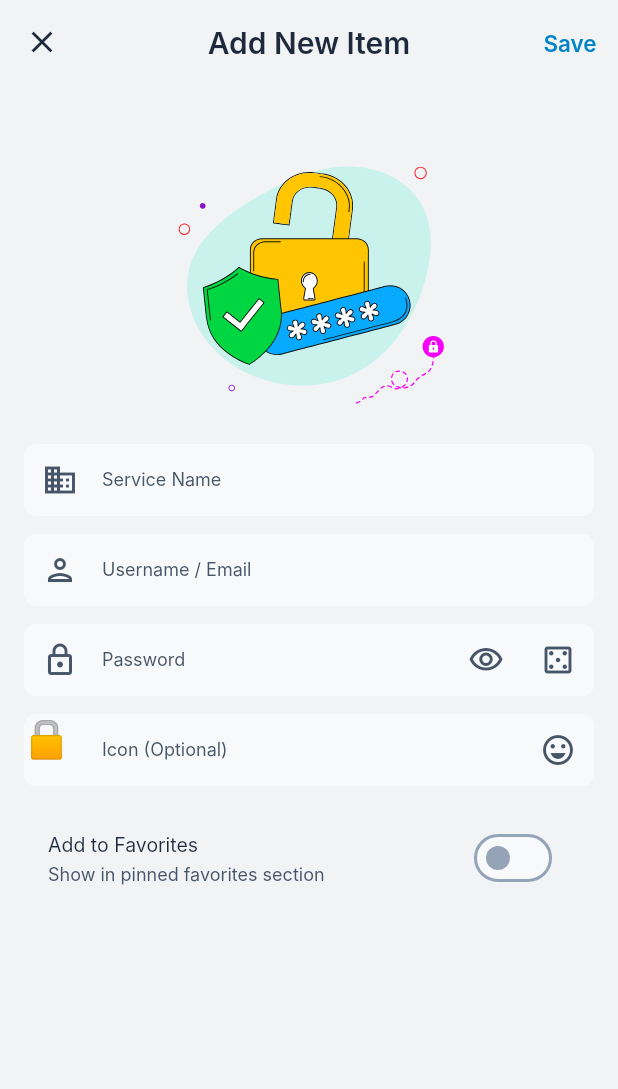
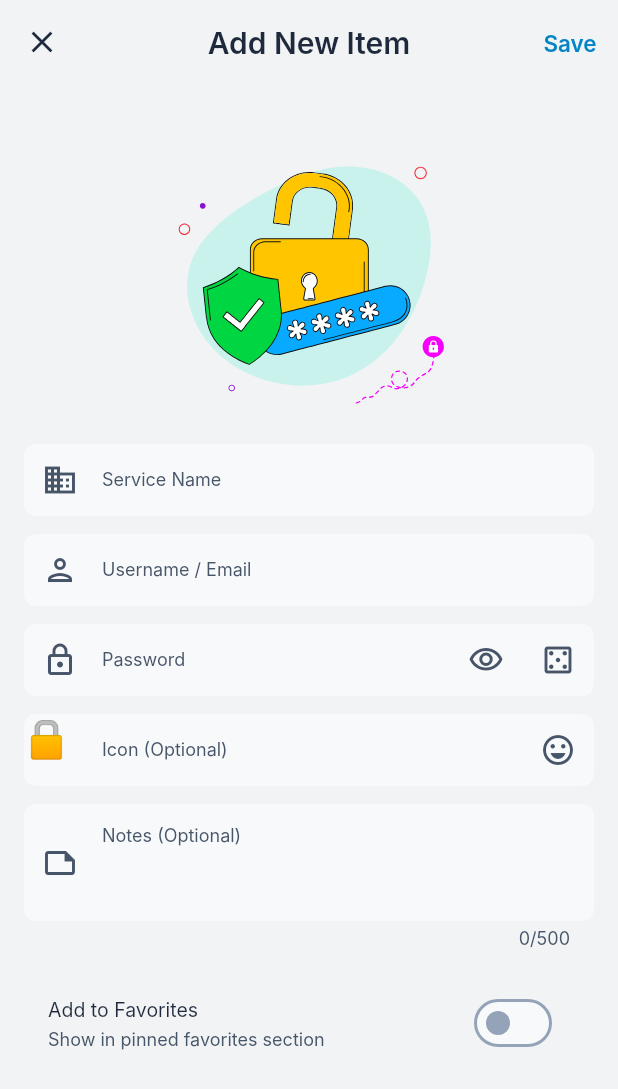
Before and after one commit to Dev-furqan-01/PassBox, a Flutter app: the VaultScreen screen opened directly, after a tap on "NEW ITEM", on a phone screen of 412 x 824 dp. Shown: the top 1089 px of the screen. Run offline on Flutter 3.47's test engine with Material 3 defaults, Android fonts, the phone set to English and light mode, and no system bars; our stand-ins replace cloud_firestore, firebase_auth, firebase_core, google_mobile_ads, local_auth, lottie and 1 more; accounts and stored records are empty; network calls fail; Roboto replaces fonts that are missing (Inter); project files that could hold a hidden picture were left out.

Commit message:
Fix mobile application issue

```diff
--- a/lib/core/services/admob_service.dart
+++ b/lib/core/services/admob_service.dart
@@ -1,4 +1,3 @@
-import 'package:flutter/foundation.dart';
 import 'package:flutter/material.dart';
 import 'package:google_mobile_ads/google_mobile_ads.dart';
 
@@ -19,28 +18,17 @@ class AdMobService extends ChangeNotifier {
   static const String vaultBannerSlot = 'vault';
   static const String generateBannerSlot = 'generate';
 
-  // Test ad unit IDs (use during development)
-  static const String _testInterstitialAdUnitId = 'ca-app-pub-3940256099942544/1033173712';
-  static const String _testBannerAdUnitId = 'ca-app-pub-3940256099942544/6300978111';
-
   // Production ad unit IDs
-  static const String _productionInterstitialAdUnitId = 'ca-app-pub-4348379947126050/2436009846';
-  static const String _productionVaultBannerAdUnitId = 'ca-app-pub-4348379947126050/1314499862';
-  static const String _productionGenerateBannerAdUnitId = 'ca-app-pub-4348379947126050/7688336521';
-
-  // Current ad unit IDs (test IDs in debug, production IDs in release)
-  static String get _interstitialAdUnitId =>
-      kReleaseMode ? _productionInterstitialAdUnitId : _testInterstitialAdUnitId;
+  static const String _interstitialAdUnitId = 'ca-app-pub-4348379947126050/2436009846';
+  static const String _vaultBannerAdUnitId = 'ca-app-pub-4348379947126050/1314499862';
+  static const String _generateBannerAdUnitId = 'ca-app-pub-4348379947126050/7688336521';
 
   static String _bannerAdUnitIdFor(String slot) {
-    if (!kReleaseMode) return _testBannerAdUnitId;
     switch (slot) {
-      case vaultBannerSlot:
-        return _productionVaultBannerAdUnitId;
       case generateBannerSlot:
-        return _productionGenerateBannerAdUnitId;
+        return _generateBannerAdUnitId;
       default:
-        return _productionVaultBannerAdUnitId;
+        return _vaultBannerAdUnitId;
     }
   }
 
--- a/lib/features/vault/add_item_screen.dart
+++ b/lib/features/vault/add_item_screen.dart
@@ -24,6 +24,7 @@ class _AddItemScreenState extends State<AddItemScreen> {
   final _usernameController = TextEditingController();
   final _passwordController = TextEditingController();
   final _iconController = TextEditingController();
+  final _notesController = TextEditingController();
 
   bool _isFavorite = false;
   bool _isLoading = false;
@@ -38,6 +39,7 @@ class _AddItemScreenState extends State<AddItemScreen> {
       _usernameController.text = widget.vaultToEdit!.username;
       _passwordController.text = widget.vaultToEdit!.password;
       _iconController.text = widget.vaultToEdit!.icon ?? '';
+      _notesController.text = widget.vaultToEdit!.notes ?? '';
       _isFavorite = widget.vaultToEdit!.isFavorite;
     }
   }
@@ -48,6 +50,7 @@ class _AddItemScreenState extends State<AddItemScreen> {
     _usernameController.dispose();
     _passwordController.dispose();
     _iconController.dispose();
+    _notesController.dispose();
     super.dispose();
   }
 
@@ -78,6 +81,7 @@ class _AddItemScreenState extends State<AddItemScreen> {
           password: _passwordController.text,
           icon: _iconController.text.trim().isEmpty ? null : _iconController.text.trim(),
           isFavorite: _isFavorite,
+          notes: _notesController.text.trim(),
         );
       } else {
         // Create new vault
@@ -88,6 +92,7 @@ class _AddItemScreenState extends State<AddItemScreen> {
           icon: _iconController.text.trim().isEmpty ? null : _iconController.text.trim(),
           isFavorite: _isFavorite,
           version: 1,
+          notes: _notesController.text.trim(),
         );
       }
 
@@ -182,6 +187,8 @@ class _AddItemScreenState extends State<AddItemScreen> {
                 _buildPasswordField(context),
                 const SizedBox(height: AppSpacing.spaceMd),
                 _buildIconField(context),
+                const SizedBox(height: AppSpacing.spaceMd),
+                _buildNotesField(context),
                 const SizedBox(height: AppSpacing.spaceMd),
                 _buildToggleOptions(context),
                 const SizedBox(height: AppSpacing.spaceXl),
@@ -482,6 +489,43 @@ class _AddItemScreenState extends State<AddItemScreen> {
     );
   }
 
+  Widget _buildNotesField(BuildContext context) {
+    final theme = Theme.of(context);
+    return TextFormField(
+      controller: _notesController,
+      minLines: 3,
+      maxLines: 5,
+      maxLength: 500,
+      style: AppTextStyles.bodyMd.copyWith(color: theme.colorScheme.onSurface),
+      decoration: InputDecoration(
+        labelText: 'Notes (Optional)',
+        hintText: 'Add any notes about this item',
+        prefixIcon: const Icon(Icons.note_outlined),
+        alignLabelWithHint: true,
+        labelStyle: AppTextStyles.bodySm.copyWith(
+          color: theme.colorScheme.onSurfaceVariant,
+        ),
+        hintStyle: AppTextStyles.bodySm.copyWith(
+          color: theme.colorScheme.onSurfaceVariant.withOpacity(0.5),
+        ),
+        filled: true,
+        fillColor: theme.colorScheme.surfaceContainer,
+        border: OutlineInputBorder(
+          borderRadius: AppBorderRadius.defaultRadiusBorder,
+          borderSide: BorderSide.none,
+        ),
+        enabledBorder: OutlineInputBorder(
+          borderRadius: AppBorderRadius.defaultRadiusBorder,
+          borderSide: BorderSide.none,
+        ),
+        focusedBorder: OutlineInputBorder(
+          borderRadius: AppBorderRadius.defaultRadiusBorder,
+          borderSide: BorderSide(color: theme.colorScheme.primary, width: 2),
+        ),
+      ),
+    );
+  }
+
   Widget _buildToggleOptions(BuildContext context) {
     final theme = Theme.of(context);
     return Column(
--- a/lib/features/vault/models/vault.dart
+++ b/lib/features/vault/models/vault.dart
@@ -14,6 +14,7 @@ class Vault {
   final int passwordStrength; // 0-100
   final bool isPasswordReused;
   final String? passwordHash; // For reuse detection
+  final String? notes;
 
   Vault({
     required this.vaultId,
@@ -31,6 +32,7 @@ class Vault {
     this.passwordStrength = 0,
     this.isPasswordReused = false,
     this.passwordHash,
+    this.notes,
   });
 
   factory Vault.fromMap(Map<String, dynamic> data) {
@@ -56,6 +58,7 @@ class Vault {
       passwordStrength: data['passwordStrength'] ?? 0,
       isPasswordReused: data['isPasswordReused'] ?? false,
       passwordHash: data['passwordHash'],
+      notes: data['notes'],
     );
   }
 
@@ -76,6 +79,7 @@ class Vault {
       'passwordStrength': passwordStrength,
       'isPasswordReused': isPasswordReused,
       if (passwordHash != null) 'passwordHash': passwordHash,
+      if (notes != null && notes!.isNotEmpty) 'notes': notes,
     };
   }
 
@@ -95,6 +99,7 @@ class Vault {
     int? passwordStrength,
     bool? isPasswordReused,
     String? passwordHash,
+    String? notes,
   }) {
     return Vault(
       vaultId: vaultId ?? this.vaultId,
@@ -112,6 +117,7 @@ class Vault {
       passwordStrength: passwordStrength ?? this.passwordStrength,
       isPasswordReused: isPasswordReused ?? this.isPasswordReused,
       passwordHash: passwordHash ?? this.passwordHash,
+      notes: notes ?? this.notes,
     );
   }
 }
--- a/lib/features/vault/vault_screen.dart
+++ b/lib/features/vault/vault_screen.dart
@@ -496,6 +496,9 @@ class _VaultScreenState extends State<VaultScreen> {
 
   Widget _buildRecentlyUpdated() {
     final theme = Theme.of(context);
+    final recentItems = [..._recentItems]
+      ..sort((a, b) => b.lastUpdated.compareTo(a.lastUpdated));
+    final displayedItems = recentItems.take(5).toList();
     return Column(
       crossAxisAlignment: CrossAxisAlignment.start,
       children: [
@@ -519,7 +522,7 @@ class _VaultScreenState extends State<VaultScreen> {
               ],
             ),
             Text(
-              '4 ITEMS',
+              '${displayedItems.length} ITEMS',
               style: AppTextStyles.labelBadge.copyWith(
                 color: theme.colorScheme.outline,
               ),
@@ -528,7 +531,7 @@ class _VaultScreenState extends State<VaultScreen> {
         ),
         const SizedBox(height: AppSpacing.spaceXs),
         Column(
-          children: _recentItems.map((item) {
+          children: displayedItems.map((item) {
             return Padding(
               padding: const EdgeInsets.only(bottom: 6),
               child: VaultListItem(
--- a/lib/features/vault/vault_service.dart
+++ b/lib/features/vault/vault_service.dart
@@ -18,6 +18,7 @@ class VaultService {
     bool isSecure = true,
     String category = 'Other',
     int version = 1,
+    String? notes,
   }) async {
     try {
       final userId = currentUserId;
@@ -57,6 +58,7 @@ class VaultService {
         passwordStrength: passwordStrength,
         isPasswordReused: isPasswordReused,
         passwordHash: passwordHash,
+        notes: notes,
       );
 
       await vaultRef.set(vault.toMap());
@@ -183,6 +185,7 @@ class VaultService {
     bool? isSecure,
     String? category,
     int? version,
+    String? notes,
   }) async {
     try {
       final userId = currentUserId;
@@ -210,6 +213,7 @@ class VaultService {
       if (isSecure != null) updateData['isSecure'] = isSecure;
       if (category != null) updateData['category'] = category;
       if (version != null) updateData['version'] = version;
+      if (notes != null) updateData['notes'] = notes;
 
       // If password is being updated, recalculate strength and check reuse
       if (password != null) {
--- a/lib/features/vault/web/add_item_screen_web.dart
+++ b/lib/features/vault/web/add_item_screen_web.dart
@@ -26,6 +26,7 @@ class _WebAddItemScreenState extends State<WebAddItemScreen> with SingleTickerPr
   final _usernameController = TextEditingController();
   final _passwordController = TextEditingController();
   final _iconController = TextEditingController();
+  final _notesController = TextEditingController();
 
   bool _isFavorite = false;
   bool _isLoading = false;
@@ -56,6 +57,7 @@ class _WebAddItemScreenState extends State<WebAddItemScreen> with SingleTickerPr
       _usernameController.text = widget.vaultToEdit!.username;
       _passwordController.text = widget.vaultToEdit!.password;
       _iconController.text = widget.vaultToEdit!.icon ?? '';
+      _notesController.text = widget.vaultToEdit!.notes ?? '';
       _isFavorite = widget.vaultToEdit!.isFavorite;
     }
   }
@@ -67,6 +69,7 @@ class _WebAddItemScreenState extends State<WebAddItemScreen> with SingleTickerPr
     _usernameController.dispose();
     _passwordController.dispose();
     _iconController.dispose();
+    _notesController.dispose();
     super.dispose();
   }
 
@@ -96,6 +99,7 @@ class _WebAddItemScreenState extends State<WebAddItemScreen> with SingleTickerPr
           password: _passwordController.text,
           icon: _iconController.text.trim().isEmpty ? null : _iconController.text.trim(),
           isFavorite: _isFavorite,
+          notes: _notesController.text.trim(),
         );
       } else {
         await _vaultService.createVault(
@@ -105,6 +109,7 @@ class _WebAddItemScreenState extends State<WebAddItemScreen> with SingleTickerPr
           icon: _iconController.text.trim().isEmpty ? null : _iconController.text.trim(),
           isFavorite: _isFavorite,
           version: 1,
+          notes: _notesController.text.trim(),
         );
       }
 
@@ -148,7 +153,8 @@ class _WebAddItemScreenState extends State<WebAddItemScreen> with SingleTickerPr
     return _serviceController.text.isNotEmpty ||
            _usernameController.text.isNotEmpty ||
            _passwordController.text.isNotEmpty ||
-           _iconController.text.isNotEmpty;
+           _iconController.text.isNotEmpty ||
+           _notesController.text.isNotEmpty;
   }
 
   bool _handleEscapeKey(KeyEvent event) {
@@ -257,6 +263,7 @@ class _WebAddItemScreenState extends State<WebAddItemScreen> with SingleTickerPr
                                   usernameController: _usernameController,
                                   passwordController: _passwordController,
                                   iconController: _iconController,
+                                  notesController: _notesController,
                                   obscurePassword: _obscurePassword,
                                   showEmojiPicker: _showEmojiPicker,
                                   isFavorite: _isFavorite,
```
Also changed, not shown: lib/features/generate/widgets/password_history.dart (+7 -2 lines), lib/features/vault/web/components/web_item_form_fields.dart (+45 -0 lines), lib/features/vault/web/components/web_recent_list.dart (+7 -4 lines).
